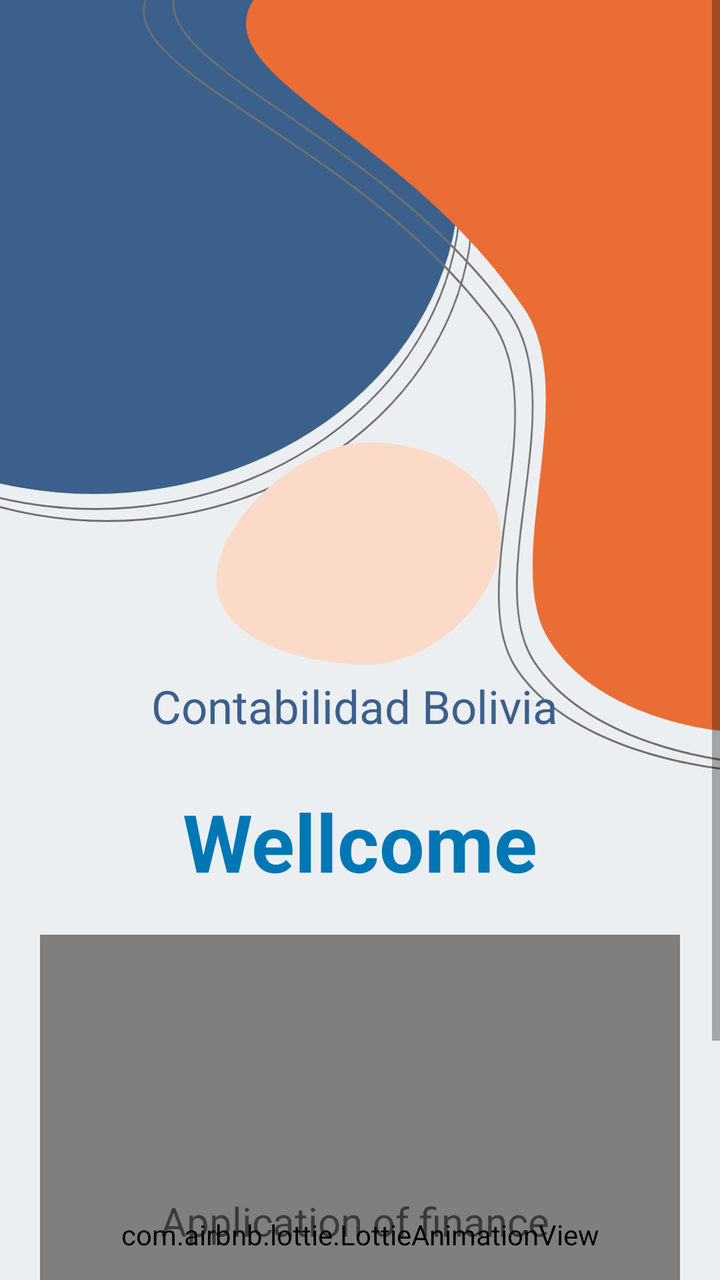
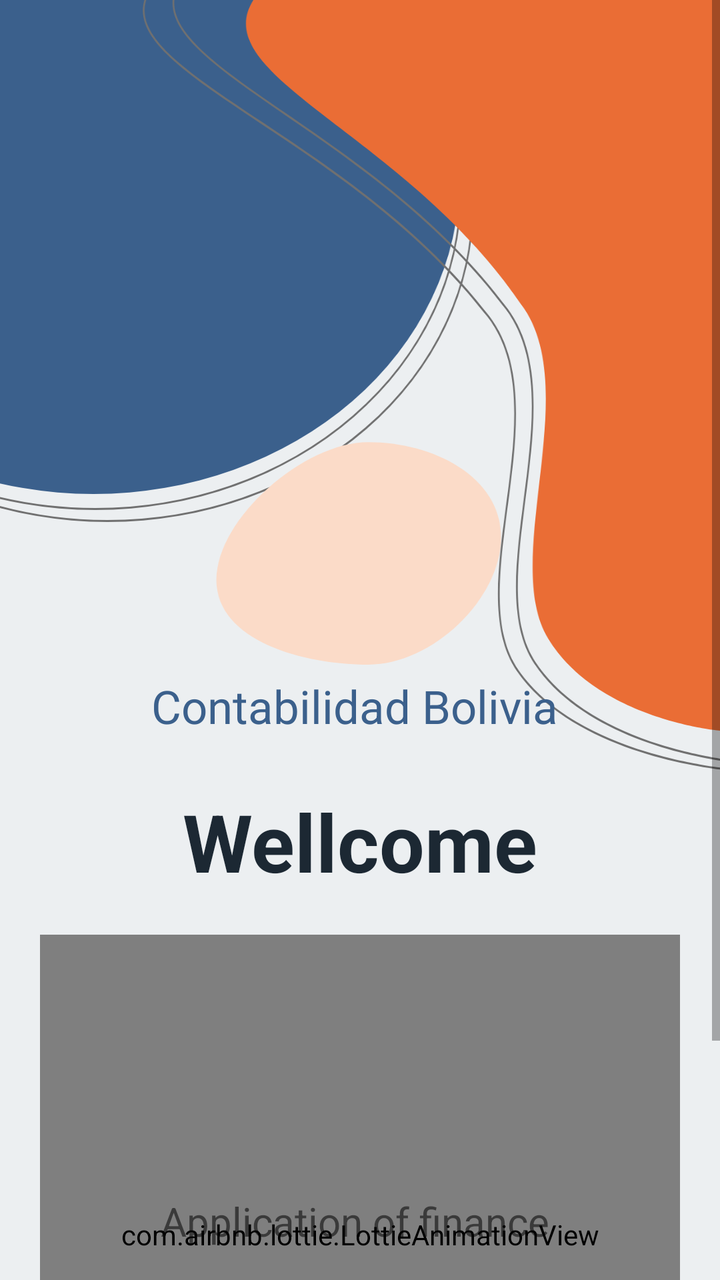

An Android layout rendered at two revisions. The XML below is the earlier revision; the diff shows what the commit changed to produce the second picture.
<!-- AndroidManifest.xml: application theme Theme.ContabilidadBasicaBolivia -->
<!-- res/layout/activity_main.xml -->
<?xml version="1.0" encoding="utf-8"?>
<androidx.constraintlayout.widget.ConstraintLayout xmlns:android="http://schemas.android.com/apk/res/android"
    xmlns:app="http://schemas.android.com/apk/res-auto"
    xmlns:tools="http://schemas.android.com/tools"
    android:layout_width="match_parent"
    android:layout_height="match_parent"
    android:background="#ECEFF1"
    tools:context="com.datos.contabilidadbasicabolivia.MainActivity">

    <ScrollView
        android:id="@+id/scrollView2"
        android:layout_width="match_parent"
        android:layout_height="match_parent">

        <LinearLayout
            android:layout_width="match_parent"
            android:layout_height="wrap_content"
            android:orientation="vertical">

            <FrameLayout
                android:layout_width="match_parent"
                android:layout_height="wrap_content">

                <ImageView
                    android:id="@+id/imageView"
                    android:layout_width="match_parent"
                    android:layout_height="wrap_content"
                    android:scaleType="fitXY"
                    app:srcCompat="@drawable/top_background1"/>

                <TextView
                    android:layout_width="match_parent"
                    android:layout_height="wrap_content"
                    android:layout_gravity="center"
                    android:layout_marginTop="156dp"
                    android:gravity="center_horizontal"
                    android:text="Contabilidad Bolivia "
                    android:textColor="#3B608C"
                    android:textSize="23sp" /> 

            </FrameLayout>


            <TextView
                android:id="@+id/textView"
                android:layout_width="match_parent"
                android:layout_height="wrap_content"
                android:layout_marginLeft="32dp"
                android:layout_marginRight="32dp"
                android:gravity="center"
                android:text="Wellcome"
                android:textColor="#0077B5"
                android:textSize="40sp"
                android:textStyle="bold" />

            <com.airbnb.lottie.LottieAnimationView
                android:id="@+id/animation_view"
                android:layout_width="match_parent"
                android:layout_height="300dp"
                android:layout_centerInParent="true"
                android:layout_margin="20dp"
                app:lottie_autoPlay="true"
                app:lottie_loop="true"
                app:lottie_rawRes="@raw/work_together" />

        </LinearLayout>
    </ScrollView>

    <TextView
        android:id="@+id/textView4"
        android:layout_width="221dp"
        android:layout_height="wrap_content"
        android:layout_alignParentBottom="true"
        android:layout_centerHorizontal="true"
        android:layout_marginBottom="16dp"
        android:gravity="center_horizontal"
        android:text="Application of finance "
        android:textSize="20dp"
        app:layout_constraintBottom_toBottomOf="@+id/scrollView2"
        app:layout_constraintEnd_toEndOf="parent"
        app:layout_constraintStart_toStartOf="parent" />
</androidx.constraintlayout.widget.ConstraintLayout>
<!-- resources referenced by this layout -->
<resources>
  <!-- drawable top_background1: png bitmap (drawable-hdpi, 51245 bytes) -->
  <style name="Theme.ContabilidadBasicaBolivia" parent="Base.Theme.ContabilidadBasicaBolivia" />
  <style name="Base.Theme.ContabilidadBasicaBolivia" parent="Theme.MaterialComponents.DayNight.NoActionBar">
          
          
          <item name="colorPrimary">@color/white</item>
          <item name="colorPrimaryVariant">@color/black</item>
          <item name="android:textColorPrimary">@color/white</item>
          <item name="android:statusBarColor">@color/red</item>
  
      </style>
  <color name="white">#FFFFFFFF</color>
  <color name="black">#FF000000</color>
  <color name="red">#5DC1B9</color>
</resources>

<!-- the commit's change to res/layout/activity_main.xml (unified diff, before → after) -->
@@ -1,11 +1,14 @@
 <?xml version="1.0" encoding="utf-8"?>
-<androidx.constraintlayout.widget.ConstraintLayout xmlns:android="http://schemas.android.com/apk/res/android"
+<androidx.constraintlayout.widget.ConstraintLayout
+    xmlns:android="http://schemas.android.com/apk/res/android"
     xmlns:app="http://schemas.android.com/apk/res-auto"
     xmlns:tools="http://schemas.android.com/tools"
+    android:id="@+id/root_layout"
     android:layout_width="match_parent"
     android:layout_height="match_parent"
     android:background="#ECEFF1"
-    tools:context="com.datos.contabilidadbasicabolivia.MainActivity">
+    tools:context="com.datos.contabilidadbasicabolivia.MainActivity"
+    android:clickable="true">
 
     <ScrollView
         android:id="@+id/scrollView2"
@@ -13,6 +16,7 @@
         android:layout_height="match_parent">
 
         <LinearLayout
+
             android:layout_width="match_parent"
             android:layout_height="wrap_content"
             android:orientation="vertical">
@@ -49,7 +53,7 @@
                 android:layout_marginRight="32dp"
                 android:gravity="center"
                 android:text="Wellcome"
-                android:textColor="#0077B5"
+                android:textColor="#1C2833"
                 android:textSize="40sp"
                 android:textStyle="bold" />
 
